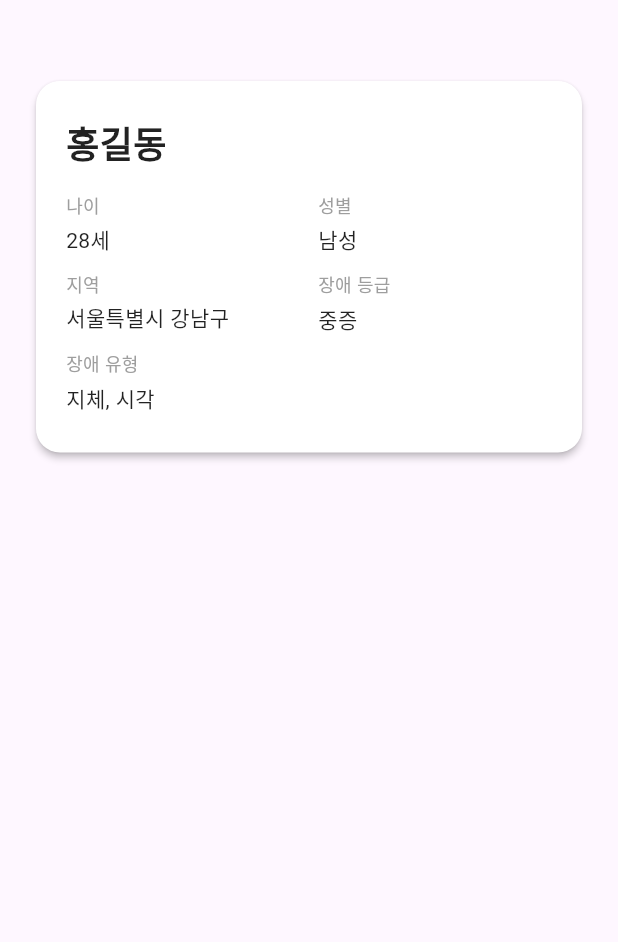
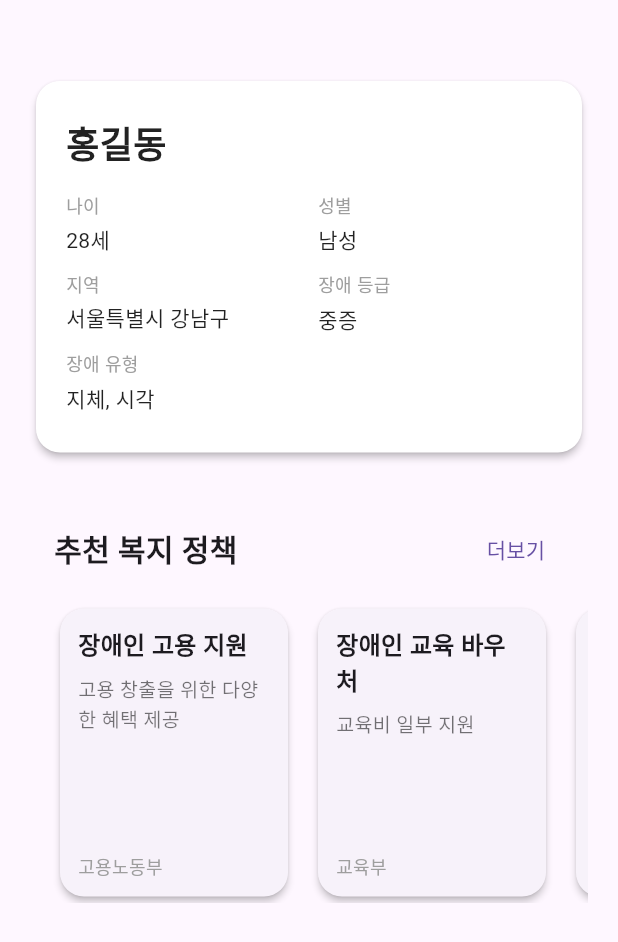
Before and after one commit to InfoGuard-NoOneLeftOut/FE, a Flutter app: the PolicyScreen screen opened directly, on a phone screen of 412 x 824 dp. Shown: the top 942 px of the screen. Run offline on Flutter 3.47's test engine with Material 3 defaults, Android fonts, the phone set to English and light mode, and no system bars; our stand-ins replace carousel_slider; network calls fail.

```diff
--- /dev/null
+++ b/lib/models/policy_list.dart
@@ -0,0 +1,48 @@
+import 'package:flutter/material.dart';
+
+enum PolicyType {
+  education,
+  employment,
+  housing,
+  medical,
+  mobility,
+  caregiving,
+  culture,
+  other,
+}
+
+class PolicyList {
+  final String id;                         // 고유 식별자
+  final String title;                      // 정책명
+  final String description;                // 간략한 설명
+  final String details;                    // 상세 내용
+  final List<PolicyType> categories;       // 정책 분야 (복수 선택 가능)
+  final List<String> targetDisabilityTypes; // 해당 장애 유형 (예: ['지체', '청각'])
+  final String targetRegion;               // 지역 (예: '전국', '서울특별시')
+  final String eligibility;                // 대상 조건 (예: '중증 장애인', '기초생활수급자')
+  final String provider;                   // 제공 기관 (예: 보건복지부, 서울시청)
+  final String applyMethod;                // 신청 방법 (예: 온라인, 방문 신청)
+  final String contact;                    // 문의처
+  final String? homepageUrl;               // 정책 페이지 URL (선택)
+  final DateTime? startDate;               // 시행 시작일 (선택)
+  final DateTime? endDate;                 // 시행 종료일 (선택)
+  final bool isFavorite;                   // 즐겨찾기 여부
+
+  PolicyList({
+    required this.id,
+    required this.title,
+    required this.description,
+    required this.details,
+    required this.categories,
+    required this.targetDisabilityTypes,
+    required this.targetRegion,
+    required this.eligibility,
+    required this.provider,
+    required this.applyMethod,
+    required this.contact,
+    this.homepageUrl,
+    this.startDate,
+    this.endDate,
+    this.isFavorite = false,
+  });
+}
--- a/lib/screens/policy.dart
+++ b/lib/screens/policy.dart
@@ -1,6 +1,7 @@
 import 'package:flutter/material.dart';
 import 'package:infogaurd_fe/widgets/cards/user_profile_card.dart';
 import 'package:infogaurd_fe/models/user_profile.dart';
+import 'package:infogaurd_fe/widgets/recommendation_policy_list.dart';
 
 class PolicyScreen extends StatelessWidget { // 맞춤 정책 페이지
   const PolicyScreen({Key? key}) : super(key: key);
@@ -26,6 +27,17 @@ class PolicyScreen extends StatelessWidget { // 맞춤 정책 페이지
               UserProfileCard( // 사용자 프로필 표시
                   userProfile: user
               ),
+              RecommendationPolicySection(  policies: [
+                WelfarePolicy(id: '1', title: '장애인 고용 지원', description: '고용 창출을 위한 다양한 혜택 제공', provider: '고용노동부'),
+                WelfarePolicy(id: '2', title: '장애인 교육 바우처', description: '교육비 일부 지원', provider: '교육부'),
+                WelfarePolicy(id: '3', title: '이동 지원 서비스', description: '특별교통수단 제공', provider: '국토부'),
+                WelfarePolicy(id: '4', title: '주거환경 개선', description: '보조금 및 개조 지원', provider: '국토부'),
+                WelfarePolicy(id: '5', title: '의료비 지원', description: '의료비 일부 보조', provider: '보건복지부'),
+                WelfarePolicy(id: '6', title: '장애인 문화 활동', description: '문화 공연 할인 등 혜택', provider: '문화체육관광부'),
+                WelfarePolicy(id: '7', title: '돌봄 지원 서비스', description: '장애 아동 돌봄 제공', provider: '보건복지부'),
+                WelfarePolicy(id: '8', title: '자립생활 지원', description: '독립적 생활 지원', provider: '보건복지부'),
+                WelfarePolicy(id: '9', title: '차량 개조 지원', description: '운전 보조 기기 설치 지원', provider: '국토부'),
+              ],),
             ],
           )
         )
--- /dev/null
+++ b/lib/widgets/recommendation_policy_list.dart
@@ -0,0 +1,136 @@
+import 'package:flutter/material.dart';
+
+// 가상의 정책 모델 => 추후 api로 변경 예정
+class WelfarePolicy {
+  final String id;
+  final String title;
+  final String description;
+  final String provider;
+
+  WelfarePolicy({
+    required this.id,
+    required this.title,
+    required this.description,
+    required this.provider,
+  });
+}
+
+// 메인 위젯
+class RecommendationPolicySection extends StatefulWidget {
+  final List<WelfarePolicy> policies;
+
+  const RecommendationPolicySection({Key? key, required this.policies}) : super(key: key);
+
+  @override
+  State<RecommendationPolicySection> createState() => _RecommendationPolicySectionState();
+}
+
+class _RecommendationPolicySectionState extends State<RecommendationPolicySection> {
+  bool _showAll = false;
+
+  @override
+  Widget build(BuildContext context) {
+    final displayedPolicies = _showAll ? widget.policies : widget.policies.take(5).toList();
+
+    return Column(
+      crossAxisAlignment: CrossAxisAlignment.start,
+      children: [
+        const SizedBox(height: 36),
+        Padding(
+          padding: const EdgeInsets.symmetric(horizontal: 16.0),
+          child: Row(
+            mainAxisAlignment: MainAxisAlignment.spaceBetween,
+            children: [
+              const Text(
+                '추천 복지 정책',
+                style: TextStyle(fontSize: 20, fontWeight: FontWeight.bold),
+              ),
+              TextButton(
+                onPressed: () {
+                  setState(() {
+                    _showAll = !_showAll;
+                  });
+                },
+                child: Text(_showAll ? '간략히 보기' : '더보기'),
+              ),
+            ],
+          ),
+        ),
+
+        const SizedBox(height: 12),
+
+        // 리스트 뷰
+        _showAll
+            ? Padding(
+          padding: const EdgeInsets.symmetric(horizontal: 16.0),
+          child: GridView.builder(
+            itemCount: displayedPolicies.length,
+            shrinkWrap: true,
+            physics: const NeverScrollableScrollPhysics(),
+            gridDelegate: const SliverGridDelegateWithFixedCrossAxisCount(
+              crossAxisCount: 3,
+              crossAxisSpacing: 12,
+              mainAxisSpacing: 12,
+              childAspectRatio: 3 / 4,
+            ),
+            itemBuilder: (context, index) {
+              return _buildPolicyCard(displayedPolicies[index]);
+            },
+          ),
+        )
+            : SizedBox(
+          height: 200,
+          child: ListView.separated(
+            padding: const EdgeInsets.symmetric(horizontal: 16),
+            scrollDirection: Axis.horizontal,
+            itemCount: displayedPolicies.length,
+            separatorBuilder: (_, __) => const SizedBox(width: 12),
+            itemBuilder: (context, index) {
+              return SizedBox(
+                width: 160,
+                child: _buildPolicyCard(displayedPolicies[index]),
+              );
+            },
+          ),
+        ),
+
+        const SizedBox(height: 16),
+
+      ],
+    );
+  }
+
+  // 카드 위젯
+  Widget _buildPolicyCard(WelfarePolicy policy) {
+    return Card(
+      elevation: 2,
+      shape: RoundedRectangleBorder(borderRadius: BorderRadius.circular(16)),
+      child: Padding(
+        padding: const EdgeInsets.all(12.0),
+        child: Column(
+          crossAxisAlignment: CrossAxisAlignment.start,
+          children: [
+            Text(
+              policy.title,
+              style: const TextStyle(fontWeight: FontWeight.bold, fontSize: 16),
+              maxLines: 2,
+              overflow: TextOverflow.ellipsis,
+            ),
+            const SizedBox(height: 8),
+            Text(
+              policy.description,
+              style: const TextStyle(fontSize: 13, color: Colors.black54),
+              maxLines: 3,
+              overflow: TextOverflow.ellipsis,
+            ),
+            const Spacer(),
+            Text(
+              policy.provider,
+              style: const TextStyle(fontSize: 12, color: Colors.grey),
+            ),
+          ],
+        ),
+      ),
+    );
+  }
+}
```
Also changed, not shown: lib/screens/support.dart (+13 -2 lines), lib/widgets/user_profile_form.dart (+218 -0 lines), assets/images/policy1.png (added), assets/images/policy2.png (added), assets/images/policy3.png (added), lib/screens/user_info.dart (deleted).
